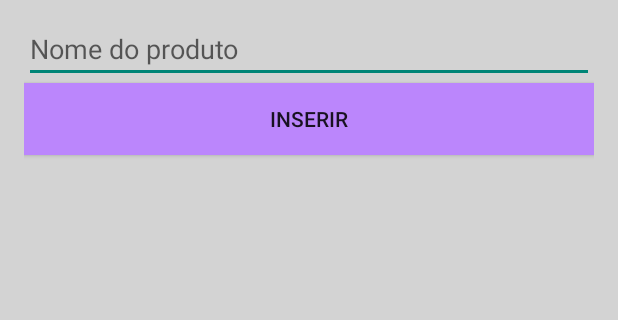
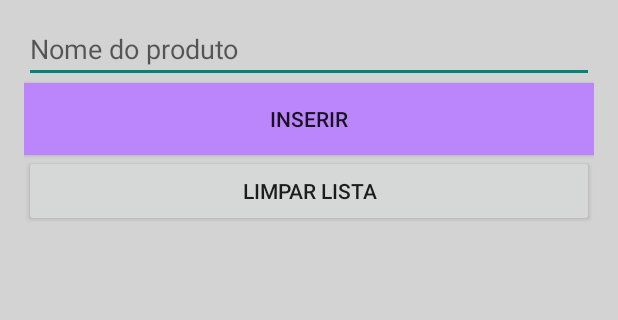
Before and after one commit to flczin/listadecomprasKotlin, an Android app built with Jetpack Compose: the screen it shows after launch (MainActivity), on a phone screen of 412 x 824 dp, the part 89-409 px from its top. Run offline under Robolectric (Android 15) with nearby library versions, the phone set to English and light mode, and no system bars.

Commit message:
botao de limpar a lista toda

```diff
--- a/app/src/main/java/carreiras/com/github/listadecompras/ItemsAdapter.kt
+++ b/app/src/main/java/carreiras/com/github/listadecompras/ItemsAdapter.kt
@@ -18,6 +18,11 @@ class ItemsAdapter : RecyclerView.Adapter<ItemsAdapter.ItemViewHolder>() {
 
     fun removeItem(item: ItemModel) {
         items.remove(item)
+        notifyDataSetChanged()
+    }
+
+    fun clearList(){
+        items.clear()
         notifyDataSetChanged()
     }
 
--- a/app/src/main/java/carreiras/com/github/listadecompras/MainActivity.kt
+++ b/app/src/main/java/carreiras/com/github/listadecompras/MainActivity.kt
@@ -23,8 +23,13 @@ class MainActivity : ComponentActivity() {
         val button = findViewById<Button>(R.id.button)
         val editText = findViewById<EditText>(R.id.editText)
         val textView = findViewById<TextView>(R.id.titulo)
+        val btnClear = findViewById<Button>(R.id.clearList)
 
         textView.text = "Lista de Compras";
+
+        btnClear.setOnClickListener {
+            itemsAdapter.clearList()
+        }
 
         button.setOnClickListener {
             if (editText.text.isEmpty()) {
--- a/app/src/main/res/layout/activity_main.xml
+++ b/app/src/main/res/layout/activity_main.xml
@@ -48,6 +48,12 @@
         android:background="@color/purple_200"
         android:text="inserir" />
 
+    <Button
+        android:id="@+id/clearList"
+        android:layout_width="match_parent"
+        android:layout_height="wrap_content"
+        android:text="Limpar lista" />
+
     <androidx.recyclerview.widget.RecyclerView
         android:id="@+id/recyclerView"
         android:layout_width="wrap_content"
```
